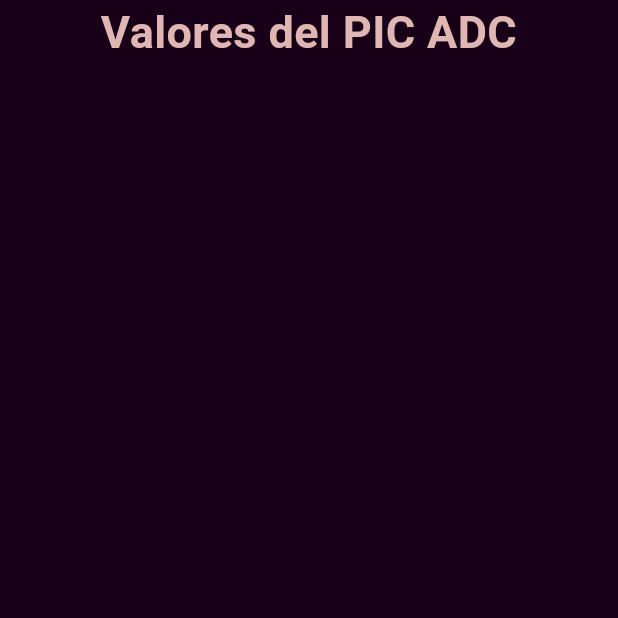
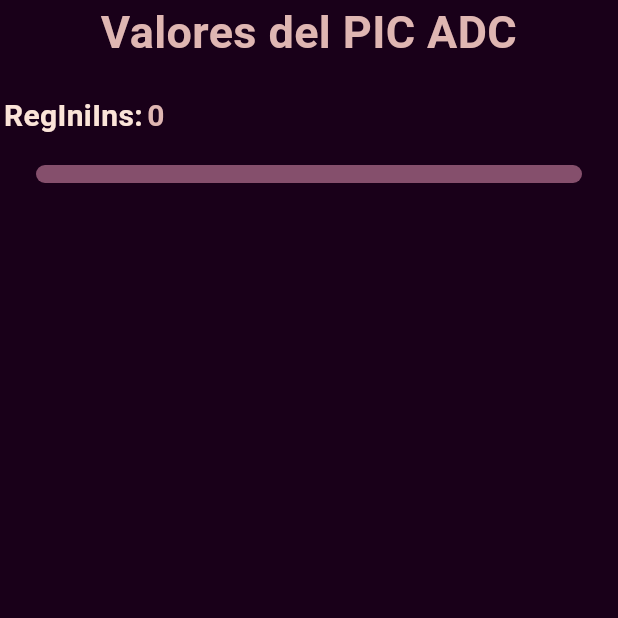
Before and after one commit to Azthriel/BLSFabrica, a Flutter app: the DebugPage screen opened directly, on a phone screen of 412 x 824 dp, the top half of it. Run offline on Flutter 3.47's test engine with Material 3 defaults, Android fonts, the phone set to English and light mode, and no system bars; our stand-ins replace cloud_firestore, csv, dio, easy_refresh, firebase_core, fl_chart and 4 more; missing offline and left inert: aws_dynamodb_api, mqtt_client, qr_code_scanner; accounts and stored records are empty; generated files the repository leaves out were written again; statements that could not run were skipped.

```diff
--- a/lib/Devices/detectores.dart
+++ b/lib/Devices/detectores.dart
@@ -2158,6 +2158,8 @@ class DebugPage extends StatefulWidget {
 
 class DebugState extends State<DebugPage> {
   List<String> debug = [];
+  List<int> lastValue = [];
+  int regIniIns = 0;
   final ScrollController _scrollController = ScrollController();
 
   @override
@@ -2169,32 +2171,34 @@ class DebugState extends State<DebugPage> {
 
   void updateDebugValues(List<int> values) {
     debug.clear();
+    lastValue.clear();
     printLog('Aqui esta esto: $values');
     printLog('Largo del valor: ${values.length}');
 
     setState(() {
-      for (int i = 0; i < values.length; i += 2) {
+      // Procesar valores de 16 bits y añadirlos a la lista debug
+      for (int i = 0; i < values.length - 5; i += 2) {
         int datas = values[i] + (values[i + 1] << 8);
         debug.add(datas.toString());
       }
+
+      // Actualizar lastValue para que contenga solo los últimos 4 elementos
+      lastValue = values.sublist(values.length - 4);
+
+      printLog('Largo del último valor: ${lastValue.length}');
+
+      // Verificar que la lista tiene exactamente 4 elementos
+      if (lastValue.length == 4) {
+        regIniIns = (lastValue[3] << 24) |
+            (lastValue[2] << 16) |
+            (lastValue[1] << 8) |
+            lastValue[0];
+        printLog('Valor mistico: $regIniIns');
+      } else {
+        printLog('No hay suficientes valores para procesar regIniIns.');
+      }
     });
   }
-
-// void updateDebugValues(List<int> values) {
-//   debug.clear();
-//   printLog('Aqui esta esto: $values');
-
-//   setState(() {
-//     for (int i = 0; i < values.length - 1; i += 2) {
-//       int datas = values[i] + (values[i + 1] << 8);
-//       debug.add(datas.toString());
-//     }
-
-//     // Procesar el último valor (4 bits)
-//     int lastValue = values.last & 0x0F;
-//     debug.add(lastValue.toString());
-//   });
-// }
 
   void _subscribeDebug() async {
     if (!alreadySubDebug) {
@@ -2258,19 +2262,56 @@ class DebugState extends State<DebugPage> {
             Expanded(
               child: ListView.builder(
                 controller: _scrollController,
-                itemCount: debug.length,
+                itemCount: debug.length + 1,
                 itemBuilder: (context, index) {
-                  return ListBody(
+                  return index == 0
+                      ? ListBody(
                           children: [
                             Row(
                               children: [
-                          Text(_textToShow(index),
+                                const Text('RegIniIns: ',
+                                    textAlign: TextAlign.center,
+                                    style: TextStyle(
+                                        color: Color(0xfffbe4d8),
+                                        fontWeight: FontWeight.bold,
+                                        fontSize: 20)),
+                                Text(regIniIns.toString(),
+                                    textAlign: TextAlign.center,
+                                    style: const TextStyle(
+                                        color: Color(0xFFdfb6b2),
+                                        fontWeight: FontWeight.bold,
+                                        fontSize: 20)),
+                              ],
+                            ),
+                            SliderTheme(
+                              data: SliderTheme.of(context).copyWith(
+                                  disabledActiveTrackColor:
+                                      const Color(0xff2b124c),
+                                  disabledInactiveTrackColor:
+                                      const Color(0xff854f6c),
+                                  trackHeight: 12,
+                                  thumbShape: SliderComponentShape.noThumb),
+                              child: Slider(
+                                value: regIniIns.toDouble(),
+                                min: 0,
+                                max: pow(2, 32).toDouble(),
+                                onChanged: null,
+                                onChangeStart: null,
+                              ),
+                            ),
+                          ],
+                        )
+                      : ListBody(
+                          children: [
+                            Row(
+                              children: [
+                                Text(_textToShow(index - 1),
                                     textAlign: TextAlign.center,
                                     style: const TextStyle(
                                         color: Color(0xfffbe4d8),
                                         fontWeight: FontWeight.bold,
                                         fontSize: 20)),
-                          Text(debug[index],
+                                Text(debug[index - 1],
                                     textAlign: TextAlign.center,
                                     style: const TextStyle(
                                         color: Color(0xFFdfb6b2),
@@ -2280,12 +2321,14 @@ class DebugState extends State<DebugPage> {
                             ),
                             SliderTheme(
                               data: SliderTheme.of(context).copyWith(
-                            disabledActiveTrackColor: const Color(0xff2b124c),
-                            disabledInactiveTrackColor: const Color(0xff854f6c),
+                                  disabledActiveTrackColor:
+                                      const Color(0xff2b124c),
+                                  disabledInactiveTrackColor:
+                                      const Color(0xff854f6c),
                                   trackHeight: 12,
                                   thumbShape: SliderComponentShape.noThumb),
                               child: Slider(
-                          value: double.parse(debug[index]),
+                                value: double.parse(debug[index - 1]),
                                 min: 0,
                                 max: 1024,
                                 onChanged: null,
--- a/pubspec.yaml
+++ b/pubspec.yaml
@@ -13,7 +13,6 @@ dependencies:
   http: ^1.1.2
   fluttertoast: ^8.2.4
   path_provider: ^2.1.1
-  share: ^2.0.4
   firebase_core: ^2.24.0
   cloud_firestore: ^4.13.3
   permission_handler: ^11.1.0
@@ -28,6 +27,7 @@ dependencies:
   aws_dynamodb_api: ^2.0.0
   fl_chart: ^0.68.0
   csv: ^6.0.0
+  share_plus: ^10.0.2
 
 dev_dependencies:
   flutter_test:
```
Also changed, not shown: lib/Devices/calefactores.dart (+23 -13 lines), lib/Devices/patito.dart (+15 -3 lines), lib/master.dart (+50 -3 lines), lib/menu.dart (+5 -2 lines), pubspec.lock, 6 other files. Lines whose indentation alone changed are shown as unchanged.
